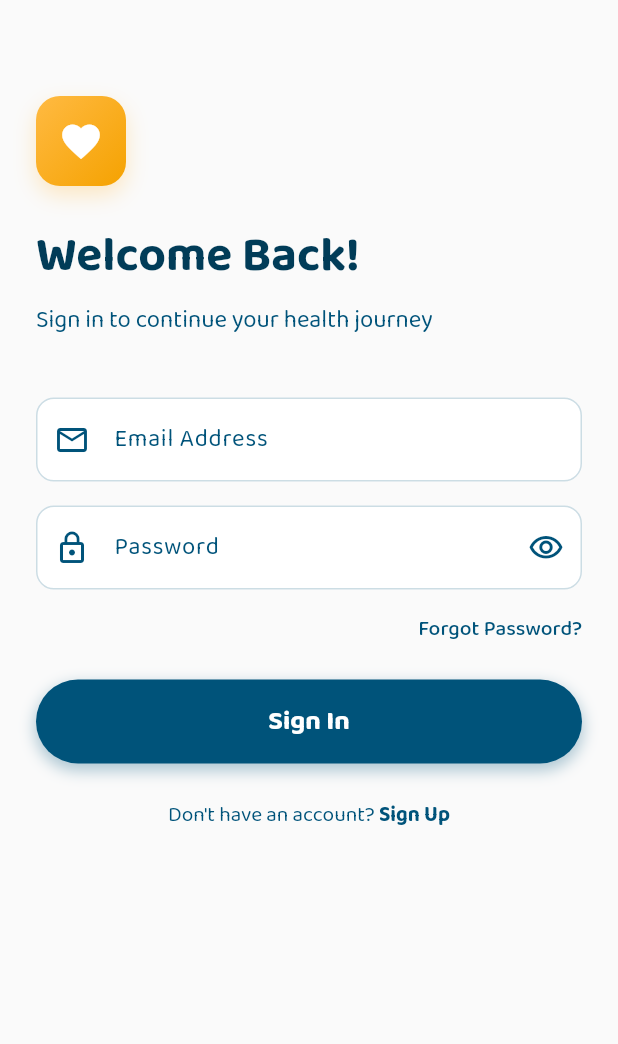
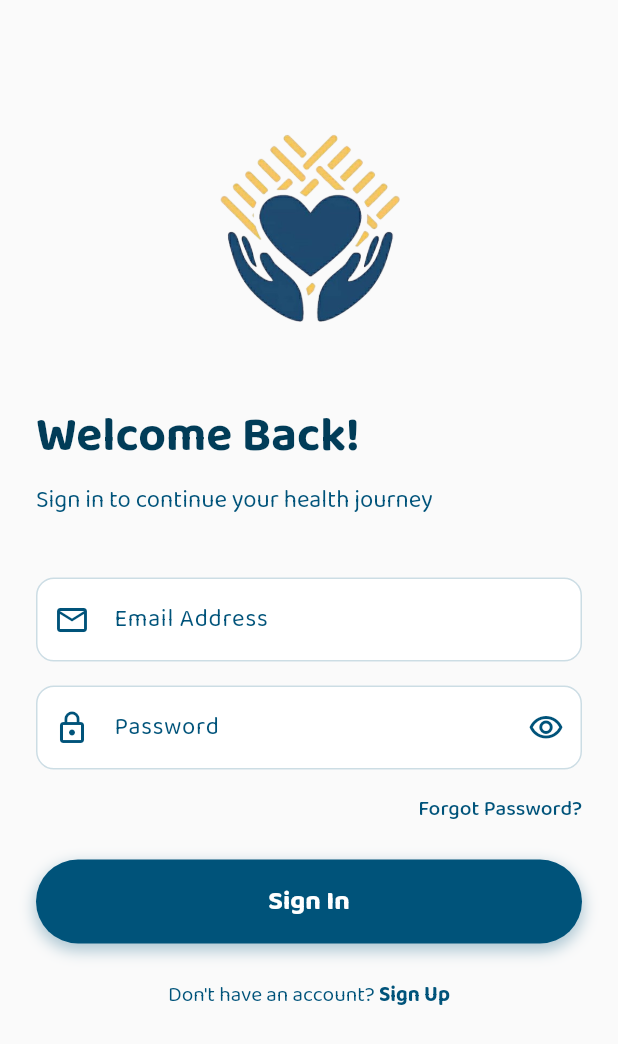
Before and after one commit to lansoyyy/Amuma, a Flutter app: the screen it shows after launch, after a tap on "Skip", on a phone screen of 412 x 824 dp. Shown: the top 1044 px of the screen. Run offline on Flutter 3.47's test engine with Material 3 defaults, Android fonts, the phone set to English and light mode, and no system bars; our stand-ins replace cloud_firestore, firebase_auth, firebase_core, fluttertoast, share_plus, shared_preferences and 2 more; accounts and stored records are empty.

Commit message:
added initial revisions

```diff
--- a/lib/screens/auth_screen.dart
+++ b/lib/screens/auth_screen.dart
@@ -253,29 +253,10 @@ class _AuthScreenState extends State<AuthScreen> {
     return Column(
       crossAxisAlignment: CrossAxisAlignment.start,
       children: [
-        // Logo
-        Container(
-          width: 60,
-          height: 60,
-          decoration: BoxDecoration(
-            gradient: LinearGradient(
-              colors: [accent, accentDark],
-              begin: Alignment.topLeft,
-              end: Alignment.bottomRight,
-            ),
-            borderRadius: BorderRadius.circular(16),
-            boxShadow: [
-              BoxShadow(
-                color: accent.withOpacity(0.3),
-                blurRadius: 12,
-                offset: const Offset(0, 6),
-              ),
-            ],
-          ),
-          child: const Icon(
-            Icons.favorite,
-            color: white,
-            size: 30,
+        Center(
+          child: Image.asset(
+            'assets/images/logo.png',
+            width: 180,
           ),
         ),
 
--- a/lib/screens/splash_screen.dart
+++ b/lib/screens/splash_screen.dart
@@ -135,26 +135,11 @@ class _SplashScreenState extends State<SplashScreen>
                     scale: _logoScaleAnimation.value,
                     child: Opacity(
                       opacity: _logoOpacityAnimation.value,
-                      child: Container(
-                        width: 120,
-                        height: 120,
-                        decoration: BoxDecoration(
-                          color: accent,
-                          borderRadius: BorderRadius.circular(30),
-                          boxShadow: [
-                            BoxShadow(
-                              color: accent.withOpacity(0.4),
-                              blurRadius: 30,
-                              offset: const Offset(0, 10),
-                              spreadRadius: 5,
-                            ),
-                          ],
-                        ),
-                        child: const Icon(
-                          Icons.favorite,
-                          color: white,
-                          size: 60,
-                        ),
+                      child: Image.asset(
+                        'assets/images/logo.png',
+                        width: 250,
+                        height: 250,
+                        color: Colors.white,
                       ),
                     ),
                   );
```
Also changed, not shown: lib/screens/dashboard_screen.dart (+15 -0 lines), lib/screens/faq_screen.dart (added, +133 -0 lines), assets/images/logo.png.
